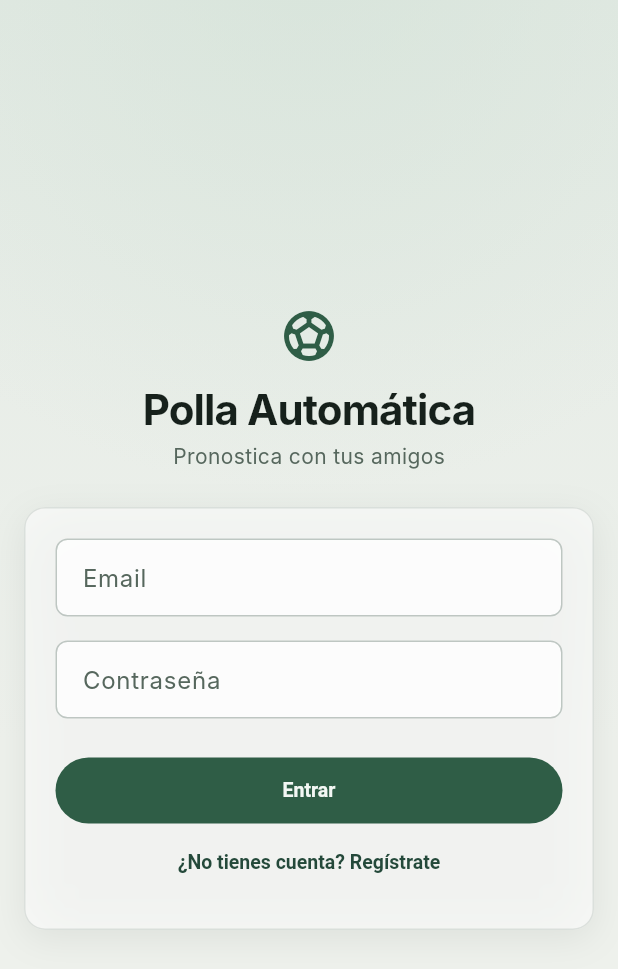
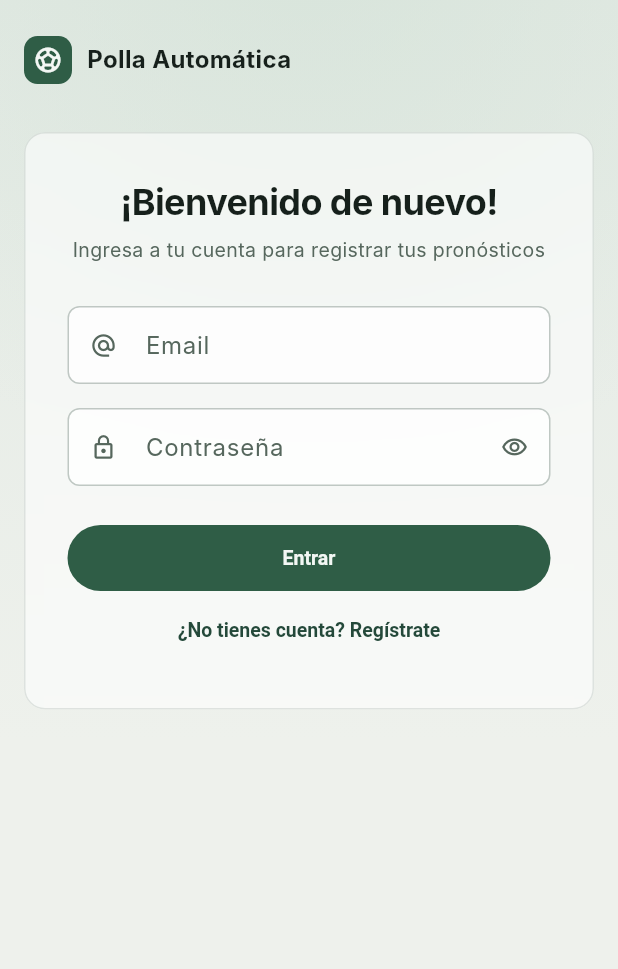
Before and after one commit to Romanxt66/Polla-Automatica-Frontend, a Flutter app: the screen it shows after launch, on a phone screen of 412 x 824 dp. Shown: the top 969 px of the screen. Run offline on Flutter 3.47's test engine with Material 3 defaults, Android fonts, the phone set to English and light mode, and no system bars; our stand-ins replace dio, flutter_riverpod, go_router, shared_preferences; Roboto replaces fonts that are missing (Inter).

Commit message:
feat(ui): login con mensaje a la izquierda y tarjeta de vidrio, verde menta y superficies más planas
Co-Authored-By: Claude Sonnet 5.5 <noreply@anthropic.com>

```diff
--- a/lib/core/ui.dart
+++ b/lib/core/ui.dart
@@ -93,42 +93,164 @@ class AsyncBody<T> extends StatelessWidget {
   );
 }
 
-/// Pantalla de acceso: marca mínima y una tarjeta de vidrio con el formulario.
+/// Pantalla de acceso: marca arriba, mensaje a la izquierda (solo en pantallas
+/// anchas) y una tarjeta de vidrio con el formulario.
 class AuthShell extends StatelessWidget {
-  const AuthShell({super.key, required this.subtitle, required this.form});
+  const AuthShell({
+    super.key,
+    required this.title,
+    required this.subtitle,
+    required this.form,
+  });
+  final String title;
   final String subtitle;
   final Widget form;
 
   @override
   Widget build(BuildContext context) {
     final c = context.colors;
+    final card = ConstrainedBox(
+      constraints: const BoxConstraints(maxWidth: 400),
+      child: GlassCard(
+        padding: const EdgeInsets.all(28),
+        child: Column(
+          mainAxisSize: MainAxisSize.min,
+          crossAxisAlignment: CrossAxisAlignment.stretch,
+          children: [
+            Text(
+              title,
+              textAlign: TextAlign.center,
+              style: const TextStyle(
+                fontSize: 24,
+                fontWeight: FontWeight.w700,
+                letterSpacing: -0.4,
+              ),
+            ),
+            const SizedBox(height: 6),
+            Text(
+              subtitle,
+              textAlign: TextAlign.center,
+              style: TextStyle(fontSize: 13, color: c.inkMuted),
+            ),
+            const SizedBox(height: 28),
+            form,
+          ],
+        ),
+      ),
+    );
     return Scaffold(
       body: SafeArea(
-        child: Center(
-          child: SingleChildScrollView(
-            padding: const EdgeInsets.all(16),
-            child: Centered(
-              maxWidth: 400,
-              child: Column(
-                mainAxisSize: MainAxisSize.min,
-                children: [
-                  Icon(Icons.sports_soccer, size: 40, color: c.brand),
-                  const SizedBox(height: 12),
-                  Text(
-                    'Polla Automática',
-                    textAlign: TextAlign.center,
-                    style: Theme.of(context).textTheme.titleLarge,
+        child: LayoutBuilder(
+          builder: (context, box) {
+            final wide = box.maxWidth >= 900;
+            return SingleChildScrollView(
+              child: ConstrainedBox(
+                constraints: BoxConstraints(minHeight: box.maxHeight),
+                child: Padding(
+                  padding: EdgeInsets.symmetric(
+                    horizontal: wide ? 48 : 16,
+                    vertical: 24,
                   ),
-                  const SizedBox(height: 4),
-                  Text(subtitle, style: TextStyle(color: c.inkMuted)),
-                  const SizedBox(height: 24),
-                  GlassCard(padding: const EdgeInsets.all(20), child: form),
-                ],
+                  child: Column(
+                    children: [
+                      const Align(
+                        alignment: Alignment.centerLeft,
+                        child: _Brand(),
+                      ),
+                      SizedBox(height: wide ? 72 : 32),
+                      if (wide)
+                        Row(
+                          crossAxisAlignment: CrossAxisAlignment.center,
+                          children: [
+                            const Expanded(child: _Hero()),
+                            const SizedBox(width: 48),
+                            Expanded(
+                              child: Align(
+                                alignment: Alignment.center,
+                                child: card,
+                              ),
+                            ),
+                          ],
+                        )
+                      else
+                        card,
+                    ],
+                  ),
+                ),
               ),
-            ),
+            );
+          },
+        ),
+      ),
+    );
+  }
+}
+
+class _Brand extends StatelessWidget {
+  const _Brand();
+
+  @override
+  Widget build(BuildContext context) {
+    final c = context.colors;
+    return Row(
+      mainAxisSize: MainAxisSize.min,
+      children: [
+        Container(
+          width: 32,
+          height: 32,
+          decoration: BoxDecoration(
+            color: c.brand,
+            borderRadius: BorderRadius.circular(9),
+          ),
+          child: Icon(Icons.sports_soccer, size: 20, color: c.onBrand),
+        ),
+        const SizedBox(width: 10),
+        const Text(
+          'Polla Automática',
+          style: TextStyle(fontSize: 16, fontWeight: FontWeight.w700),
+        ),
+      ],
+    );
+  }
+}
+
+class _Hero extends StatelessWidget {
+  const _Hero();
+
+  @override
+  Widget build(BuildContext context) {
+    final c = context.colors;
+    const style = TextStyle(
+      fontSize: 48,
+      height: 1.1,
+      fontWeight: FontWeight.w800,
+      letterSpacing: -1.2,
+    );
+    return Column(
+      crossAxisAlignment: CrossAxisAlignment.start,
+      children: [
+        Text.rich(
+          TextSpan(
+            style: style,
+            children: [
+              const TextSpan(text: 'Pronostica con amigos y domina la '),
+              TextSpan(
+                text: 'tabla de posiciones',
+                style: TextStyle(color: c.brand),
+              ),
+              const TextSpan(text: '.'),
+            ],
           ),
         ),
-      ),
+        const SizedBox(height: 20),
+        ConstrainedBox(
+          constraints: const BoxConstraints(maxWidth: 440),
+          child: Text(
+            'Crea tu polla en segundos, suma puntos cuando termina cada partido y compite con tu grupo.',
+            style: TextStyle(fontSize: 16, height: 1.5, color: c.inkMuted),
+          ),
+        ),
+      ],
     );
   }
 }
--- a/lib/features/auth/login_page.dart
+++ b/lib/features/auth/login_page.dart
@@ -17,6 +17,7 @@ class _LoginPageState extends ConsumerState<LoginPage> {
   final _email = TextEditingController();
   final _password = TextEditingController();
   bool _loading = false;
+  bool _obscure = true;
 
   @override
   void dispose() {
@@ -42,7 +43,8 @@ class _LoginPageState extends ConsumerState<LoginPage> {
   @override
   Widget build(BuildContext context) {
     return AuthShell(
-      subtitle: 'Pronostica con tus amigos',
+      title: '¡Bienvenido de nuevo!',
+      subtitle: 'Ingresa a tu cuenta para registrar tus pronósticos',
       form: Form(
         key: _form,
         child: Column(
@@ -53,7 +55,10 @@ class _LoginPageState extends ConsumerState<LoginPage> {
               controller: _email,
               keyboardType: TextInputType.emailAddress,
               autofillHints: const [AutofillHints.email],
-              decoration: const InputDecoration(labelText: 'Email'),
+              decoration: const InputDecoration(
+                labelText: 'Email',
+                prefixIcon: Icon(Icons.alternate_email, size: 18),
+              ),
               validator: (v) => (v == null || !v.contains('@'))
                   ? 'Ingresa un email válido'
                   : null,
@@ -61,9 +66,24 @@ class _LoginPageState extends ConsumerState<LoginPage> {
             const SizedBox(height: 16),
             TextFormField(
               controller: _password,
-              obscureText: true,
+              obscureText: _obscure,
               autofillHints: const [AutofillHints.password],
-              decoration: const InputDecoration(labelText: 'Contraseña'),
+              decoration: InputDecoration(
+                labelText: 'Contraseña',
+                prefixIcon: const Icon(Icons.lock_outline, size: 18),
+                suffixIcon: IconButton(
+                  tooltip: _obscure
+                      ? 'Mostrar contraseña'
+                      : 'Ocultar contraseña',
+                  icon: Icon(
+                    _obscure
+                        ? Icons.visibility_outlined
+                        : Icons.visibility_off_outlined,
+                    size: 18,
+                  ),
+                  onPressed: () => setState(() => _obscure = !_obscure),
+                ),
+              ),
               validator: (v) =>
                   (v == null || v.isEmpty) ? 'Ingresa tu contraseña' : null,
               onFieldSubmitted: (_) => _submit(),
--- a/lib/features/auth/register_page.dart
+++ b/lib/features/auth/register_page.dart
@@ -44,7 +44,8 @@ class _RegisterPageState extends ConsumerState<RegisterPage> {
   @override
   Widget build(BuildContext context) {
     return AuthShell(
-      subtitle: 'Crea tu cuenta',
+      title: 'Crea tu cuenta',
+      subtitle: 'Únete y pronostica con tus amigos',
       form: Form(
         key: _form,
         child: Column(
--- a/lib/features/game/matches_tab.dart
+++ b/lib/features/game/matches_tab.dart
@@ -272,9 +272,7 @@ class _MatchCardState extends ConsumerState<MatchCard> {
               ],
             ),
           ],
-          const SizedBox(height: 12),
-          Divider(color: c.line),
-          const SizedBox(height: 10),
+          const SizedBox(height: 14),
           AnimatedSize(
             duration: const Duration(milliseconds: 150),
             alignment: Alignment.topLeft,
```
Also changed, not shown: lib/core/theme.dart (+11 -23 lines).
